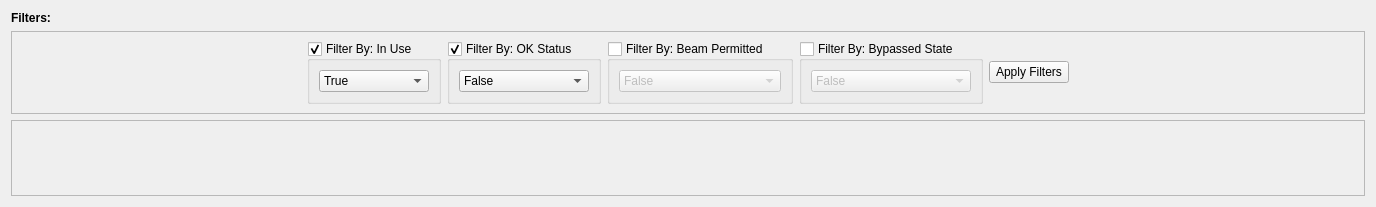
Old version of the form fast_faults.ui in the repository slacAWallace/pmps-ui.
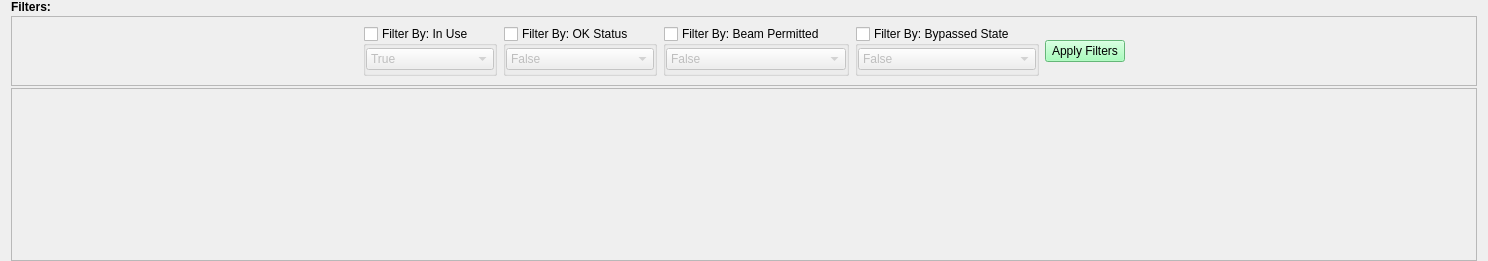
New version of the form. Custom widgets are drawn as their Qt base class.

Commit message: ENH: Adding beam permitted to fast faults table. ENH: Overall look and feel improvements.

The edit to the form file:
```diff
--- a/fast_faults.ui
+++ b/fast_faults.ui
@@ -6,14 +6,23 @@
    <rect>
     <x>0</x>
     <y>0</y>
-    <width>1376</width>
-    <height>207</height>
+    <width>1488</width>
+    <height>261</height>
    </rect>
   </property>
   <property name="windowTitle">
    <string>Fast Faults</string>
   </property>
   <layout class="QVBoxLayout" name="verticalLayout" stretch="0,0,1">
+   <property name="spacing">
+    <number>2</number>
+   </property>
+   <property name="topMargin">
+    <number>0</number>
+   </property>
+   <property name="bottomMargin">
+    <number>0</number>
+   </property>
    <item>
     <widget class="QLabel" name="label_11">
      <property name="font">
@@ -29,6 +38,12 @@
    </item>
    <item>
     <widget class="QFrame" name="ff_frame_filters">
+     <property name="maximumSize">
+      <size>
+       <width>16777215</width>
+       <height>70</height>
+      </size>
+     </property>
      <property name="frameShape">
       <enum>QFrame::StyledPanel</enum>
      </property>
@@ -58,9 +73,24 @@
          <bool>true</bool>
         </property>
         <property name="checked">
-         <bool>true</bool>
+         <bool>false</bool>
         </property>
         <layout class="QHBoxLayout" name="horizontalLayout_6">
+         <property name="spacing">
+          <number>0</number>
+         </property>
+         <property name="leftMargin">
+          <number>0</number>
+         </property>
+         <property name="topMargin">
+          <number>0</number>
+         </property>
+         <property name="rightMargin">
+          <number>0</number>
+         </property>
+         <property name="bottomMargin">
+          <number>0</number>
+         </property>
          <item>
           <widget class="QComboBox" name="ff_filter_cb_inuse">
            <property name="currentIndex">
@@ -90,9 +120,24 @@
          <bool>true</bool>
         </property>
         <property name="checked">
-         <bool>true</bool>
+         <bool>false</bool>
         </property>
         <layout class="QHBoxLayout" name="horizontalLayout_4">
+         <property name="spacing">
+          <number>0</number>
+         </property>
+         <property name="leftMargin">
+          <number>0</number>
+         </property>
+         <property name="topMargin">
+          <number>0</number>
+         </property>
+         <property name="rightMargin">
+          <number>0</number>
+         </property>
+         <property name="bottomMargin">
+          <number>0</number>
+         </property>
          <item>
           <widget class="QComboBox" name="ff_filter_cb_ok">
            <item>
@@ -122,6 +167,21 @@
          <bool>false</bool>
         </property>
         <layout class="QHBoxLayout" name="horizontalLayout_5">
+         <property name="spacing">
+          <number>0</number>
+         </property>
+         <property name="leftMargin">
+          <number>0</number>
+         </property>
+         <property name="topMargin">
+          <number>0</number>
+         </property>
+         <property name="rightMargin">
+          <number>0</number>
+         </property>
+         <property name="bottomMargin">
+          <number>0</number>
+         </property>
          <item>
           <widget class="QComboBox" name="ff_filter_cb_beampermitted">
            <item>
@@ -151,6 +211,21 @@
          <bool>false</bool>
         </property>
         <layout class="QHBoxLayout" name="horizontalLayout_7">
+         <property name="spacing">
+          <number>0</number>
+         </property>
+         <property name="leftMargin">
+          <number>0</number>
+         </property>
+         <property name="topMargin">
+          <number>0</number>
+         </property>
+         <property name="rightMargin">
+          <number>0</number>
+         </property>
+         <property name="bottomMargin">
+          <number>0</number>
+         </property>
          <item>
           <widget class="QComboBox" name="ff_filter_cb_bypassed">
            <item>
@@ -169,11 +244,47 @@
        </widget>
       </item>
       <item>
-       <widget class="QPushButton" name="btn_apply_filters">
-        <property name="text">
-         <string>Apply Filters</string>
+       <layout class="QVBoxLayout" name="verticalLayout_2" stretch="1,0,1">
+        <property name="spacing">
+         <number>0</number>
         </property>
-       </widget>
+        <item>
+         <spacer name="verticalSpacer">
+          <property name="orientation">
+           <enum>Qt::Vertical</enum>
+          </property>
+          <property name="sizeHint" stdset="0">
+           <size>
+            <width>20</width>
+            <height>40</height>
+           </size>
+          </property>
+         </spacer>
+        </item>
+        <item>
+         <widget class="QPushButton" name="btn_apply_filters">
+          <property name="styleSheet">
+           <string notr="true">background-color: rgb(141, 255, 168);</string>
+          </property>
+          <property name="text">
+           <string>Apply Filters</string>
+          </property>
+         </widget>
+        </item>
+        <item>
+         <spacer name="verticalSpacer_2">
+          <property name="orientation">
+           <enum>Qt::Vertical</enum>
+          </property>
+          <property name="sizeHint" stdset="0">
+           <size>
+            <width>20</width>
+            <height>40</height>
+           </size>
+          </property>
+         </spacer>
+        </item>
+       </layout>
       </item>
       <item>
        <spacer name="horizontalSpacer_3">
@@ -207,8 +318,8 @@
        <rect>
         <x>0</x>
         <y>0</y>
-        <width>1356</width>
-        <height>72</height>
+        <width>1468</width>
+        <height>169</height>
        </rect>
       </property>
       <layout class="QVBoxLayout" name="verticalLayout_5">
```
The commit also changes 3 other files.
